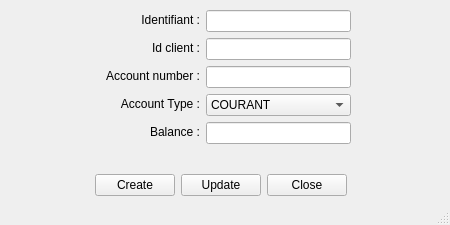
Old version of the form uiaccount.ui in the repository MohamedSadio/banking-system.
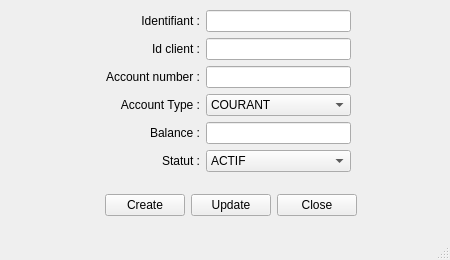
New version of the form.

Diff of the .ui file:
```diff
--- a/uiaccount.ui
+++ b/uiaccount.ui
@@ -7,19 +7,19 @@
     <x>0</x>
     <y>0</y>
     <width>450</width>
-    <height>225</height>
+    <height>260</height>
    </rect>
   </property>
   <property name="minimumSize">
    <size>
     <width>450</width>
-    <height>225</height>
+    <height>260</height>
    </size>
   </property>
   <property name="maximumSize">
    <size>
     <width>450</width>
-    <height>225</height>
+    <height>260</height>
    </size>
   </property>
   <property name="windowTitle">
@@ -32,7 +32,7 @@
       <x>100</x>
       <y>10</y>
       <width>251</width>
-      <height>152</height>
+      <height>171</height>
      </rect>
     </property>
     <layout class="QFormLayout" name="formLayout">
@@ -53,8 +53,8 @@
        </property>
        <property name="maximumSize">
         <size>
-         <width>100</width>
-         <height>20</height>
+         <width>16777215</width>
+         <height>16777215</height>
         </size>
        </property>
        <property name="text">
@@ -82,8 +82,8 @@
        </property>
        <property name="maximumSize">
         <size>
-         <width>100</width>
-         <height>20</height>
+         <width>16777215</width>
+         <height>16777215</height>
         </size>
        </property>
        <property name="text">
@@ -107,8 +107,8 @@
        </property>
        <property name="maximumSize">
         <size>
-         <width>100</width>
-         <height>20</height>
+         <width>16777215</width>
+         <height>16777215</height>
         </size>
        </property>
        <property name="text">
@@ -143,8 +143,8 @@
        </property>
        <property name="maximumSize">
         <size>
-         <width>100</width>
-         <height>20</height>
+         <width>16777215</width>
+         <height>16777215</height>
         </size>
        </property>
        <property name="text">
@@ -168,8 +168,8 @@
        </property>
        <property name="maximumSize">
         <size>
-         <width>100</width>
-         <height>20</height>
+         <width>16777215</width>
+         <height>16777215</height>
         </size>
        </property>
        <property name="text">
@@ -180,13 +180,49 @@
        </property>
       </widget>
      </item>
+     <item row="5" column="0">
+      <widget class="QLabel" name="labelStatut">
+       <property name="minimumSize">
+        <size>
+         <width>100</width>
+         <height>20</height>
+        </size>
+       </property>
+       <property name="maximumSize">
+        <size>
+         <width>16777215</width>
+         <height>16777215</height>
+        </size>
+       </property>
+       <property name="text">
+        <string>Statut :</string>
+       </property>
+       <property name="alignment">
+        <set>Qt::AlignRight|Qt::AlignTrailing|Qt::AlignVCenter</set>
+       </property>
+      </widget>
+     </item>
+     <item row="5" column="1">
+      <widget class="QComboBox" name="comboBoxStatut">
+       <item>
+        <property name="text">
+         <string>ACTIF</string>
+        </property>
+       </item>
+       <item>
+        <property name="text">
+         <string>GELER</string>
+        </property>
+       </item>
+      </widget>
+     </item>
     </layout>
    </widget>
    <widget class="QWidget" name="gridLayoutWidget">
     <property name="geometry">
      <rect>
-      <x>40</x>
-      <y>170</y>
+      <x>50</x>
+      <y>190</y>
       <width>361</width>
       <height>31</height>
      </rect>
```
